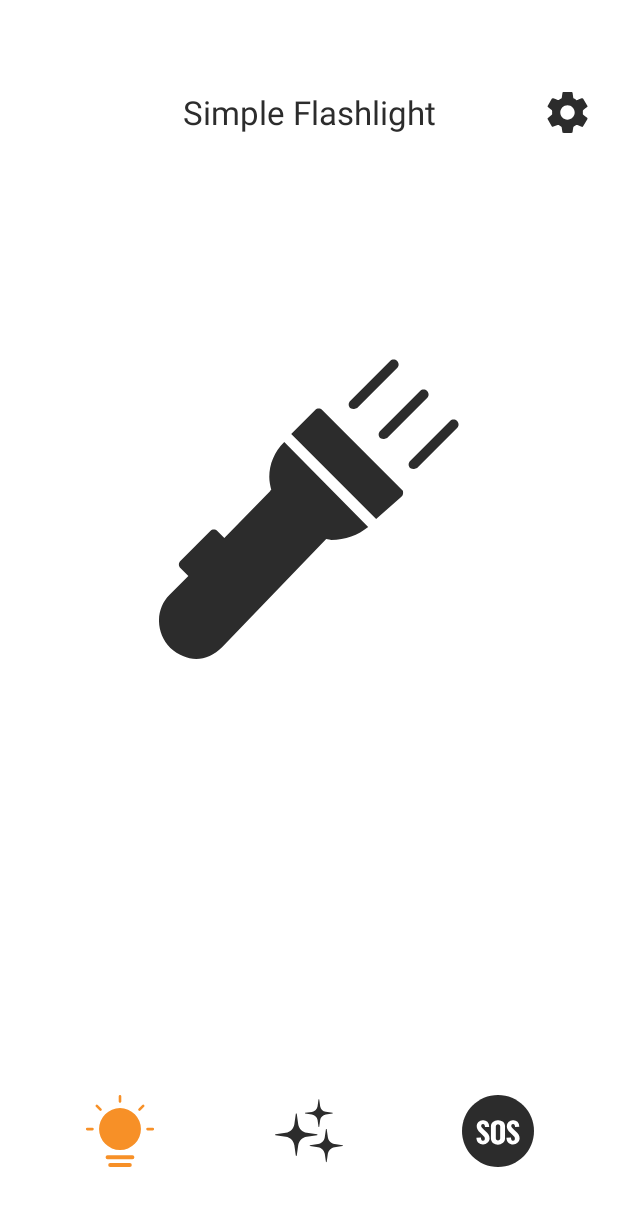
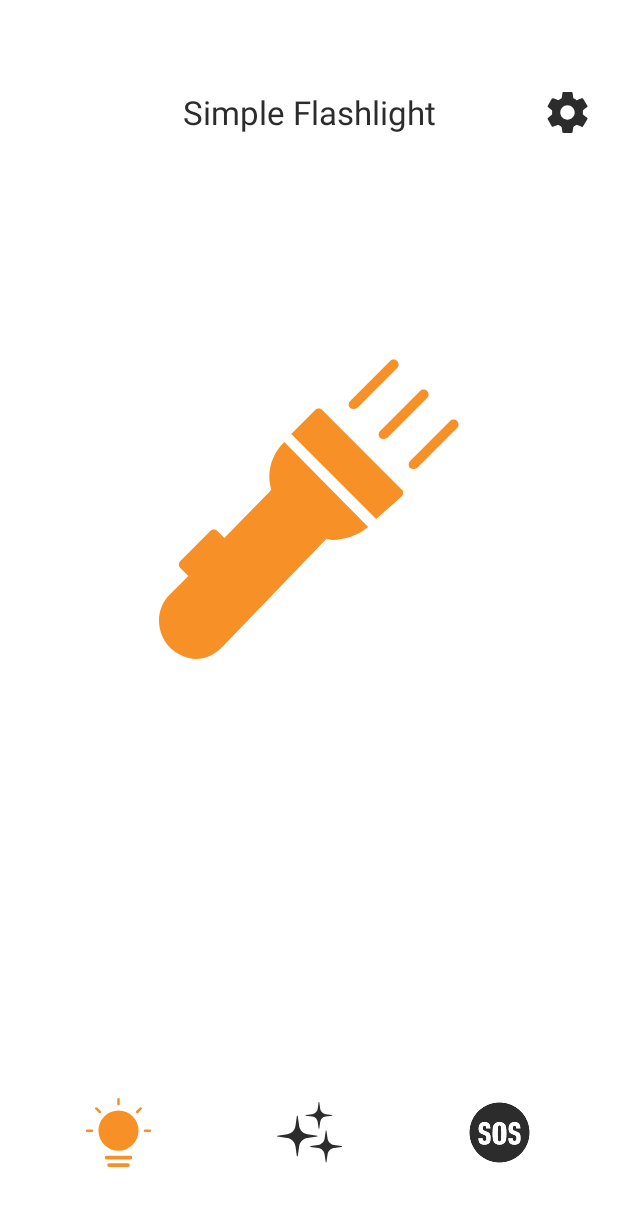
Before and after one commit to TimberKito/TimberLight, an Android app: the screen it shows after launch (MainActivity), after a tap on an icon or button, on a phone screen of 412 x 824 dp. Shown: the top 1206 px of the screen. Run offline under Robolectric (Android 15) with nearby library versions, the phone set to English and light mode, and no system bars; libraries missing offline, so code that uses them is left out: com.gyf.immersionbar; 2 statements that could not run were skipped.

Commit message:
feat:完成了所有功能

```diff
--- a/app/src/main/java/com/sunny/softapp/myapplication/tools/ModeManager.java
+++ b/app/src/main/java/com/sunny/softapp/myapplication/tools/ModeManager.java
@@ -15,13 +15,11 @@ public class ModeManager {
             App.appContext.getSystemService(Context.CAMERA_SERVICE);
     private static Timer timer;
     private static int currentStep = 0;
-
     // Time intervals in milliseconds
     private static final int shortInterval = 100;  // Adjusted short flash duration
     private static final int longInterval = 600;   // Adjusted long flash duration
     private static final int gapInterval = 200;    // Gap between flashes
     private static final int cycleInterval = 2000; // Gap between SOS cycles
-
     private static final int[] sosPattern = {
             1, 0, 1, 0, 1, 0, // S: short short short
             2, 0, 2, 0, 2, 0, // O: long long long
--- a/app/src/main/res/drawable/selector_flash_light.xml
+++ b/app/src/main/res/drawable/selector_flash_light.xml
@@ -1,7 +1,7 @@
 <?xml version="1.0" encoding="utf-8"?>
 <selector xmlns:android="http://schemas.android.com/apk/res/android">
 
-    <item android:drawable="@drawable/svg_light_off" android:state_checked="false" />
-    <item android:drawable="@drawable/svg_light_on" android:state_checked="true" />
+    <item android:drawable="@drawable/svg_light_off" android:state_selected="false" />
+    <item android:drawable="@drawable/svg_light_on" android:state_selected="true" />
 
 </selector>
--- a/app/src/main/res/drawable/selector_mode_03.xml
+++ b/app/src/main/res/drawable/selector_mode_03.xml
@@ -1,7 +1,7 @@
 <?xml version="1.0" encoding="utf-8"?>
 <selector xmlns:android="http://schemas.android.com/apk/res/android">
 
-    <item android:drawable="@drawable/svg_sos_off" android:state_checked="false" />
-    <item android:drawable="@drawable/svg_sos_on" android:state_checked="true" />
+    <item android:drawable="@drawable/png_sos_off" android:state_checked="false" />
+    <item android:drawable="@drawable/png_sos_on" android:state_checked="true" />
 
 </selector>
--- a/app/src/main/res/layout/activity_main.xml
+++ b/app/src/main/res/layout/activity_main.xml
@@ -45,8 +45,8 @@
 
         <RadioButton
             android:id="@+id/mode1"
-            android:layout_width="48dp"
-            android:layout_height="48dp"
+            android:layout_width="46dp"
+            android:layout_height="46dp"
             android:background="@drawable/selector_mode_01"
             android:button="@null"
             android:checked="true"
@@ -59,8 +59,8 @@
 
         <RadioButton
             android:id="@+id/mode2"
-            android:layout_width="48dp"
-            android:layout_height="48dp"
+            android:layout_width="46dp"
+            android:layout_height="46dp"
             android:background="@drawable/selector_mode_02"
             android:button="@null"
             android:gravity="center" />
@@ -72,8 +72,8 @@
 
         <RadioButton
             android:id="@+id/mode3"
-            android:layout_width="48dp"
-            android:layout_height="48dp"
+            android:layout_width="46dp"
+            android:layout_height="46dp"
             android:background="@drawable/selector_mode_03"
             android:button="@null"
             android:gravity="center" />
```
Also changed, not shown: app/src/main/java/com/sunny/softapp/myapplication/App.java (+7 -7 lines), app/src/main/java/com/sunny/softapp/myapplication/ui/activity/SettingActivity.java (+45 -1 lines), app/src/main/res/layout/activity_setting.xml (+14 -6 lines), app/src/main/res/drawable/png_sos_off.png (added), app/src/main/res/drawable/png_sos_on.png (added).
